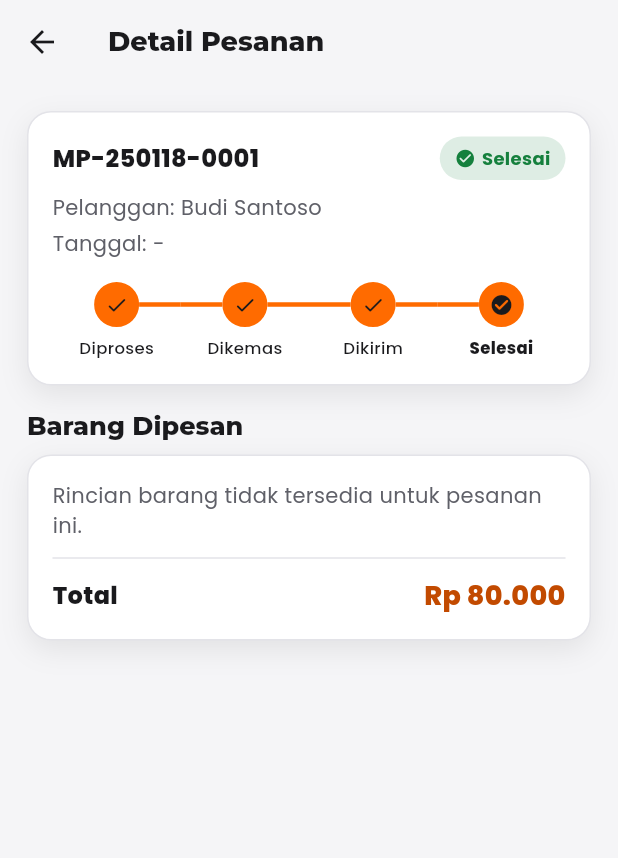
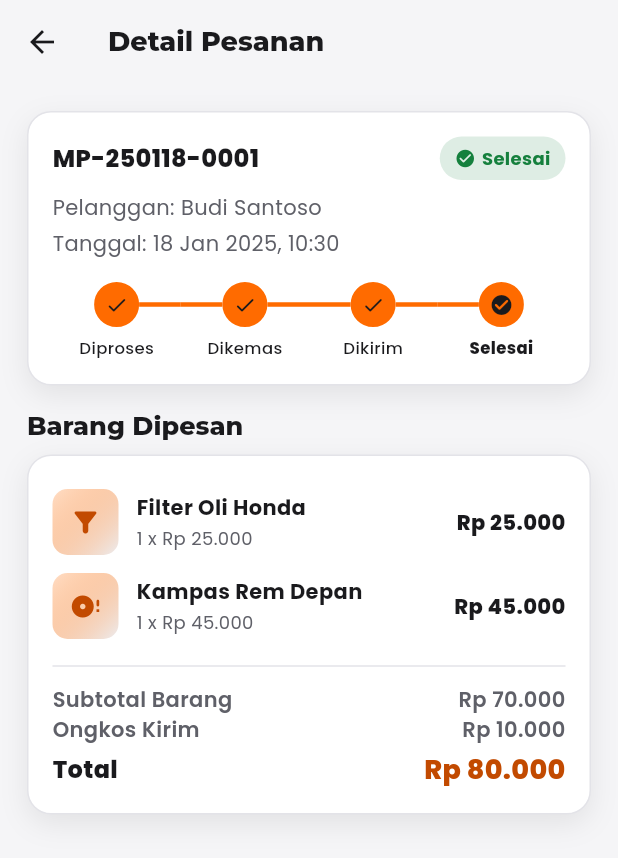
Before and after one commit to fikrinovriadi05/MotoParts, a Flutter app: the OrderDetailPage screen opened directly with sample values from the repository, on a phone screen of 412 x 824 dp. Shown: the top 858 px of the screen. Run offline on Flutter 3.47's test engine with Material 3 defaults, Android fonts, the phone set to English and light mode, and no system bars; our stand-ins replace google_fonts, image_picker, shared_preferences; accounts and stored records are empty.

Commit message:
Data contoh lengkap: 12 produk (Oli, Ban, Body terisi) dan pesanan contoh dengan rincian dan tanggal; perbarui tes dan panduan
Co-Authored-By: Claude Sonnet 5.5 <noreply@anthropic.com>

```diff
--- a/lib/models/product.dart
+++ b/lib/models/product.dart
@@ -11,6 +11,8 @@ class Product {
     'lightbulb': Icons.lightbulb_rounded,
     'settings': Icons.settings_rounded,
     'build': Icons.build_rounded,
+    'tire_repair': Icons.tire_repair_rounded,
+    'two_wheeler': Icons.two_wheeler_rounded,
   };
 
   final int id;
--- a/lib/store/store.dart
+++ b/lib/store/store.dart
@@ -157,7 +157,7 @@ class Store extends ChangeNotifier {
     Product(
       id: 4,
       name: 'Oli Mesin 10W-40',
-      category: 'Mesin',
+      category: 'Oli',
       type: 'Berbagai tipe',
       price: 85000,
       stock: 30,
@@ -186,6 +186,67 @@ class Store extends ChangeNotifier {
       icon: Icons.settings_rounded,
       description:
           'Gear set berkualitas untuk transmisi lebih halus dan tahan lama.',
+    ),
+    Product(
+      id: 7,
+      name: 'Oli Gardan 120 ml',
+      category: 'Oli',
+      type: 'Honda Matic',
+      price: 18000,
+      stock: 60,
+      icon: Icons.oil_barrel_rounded,
+      description: 'Oli gardan untuk melindungi gigi transmisi motor matic dan menjaga tarikan tetap halus.',
+    ),
+    Product(
+      id: 8,
+      name: 'Oli Mesin Matic 0,8 L',
+      category: 'Oli',
+      type: 'Honda Beat, Honda Vario, Yamaha Mio',
+      price: 52000,
+      stock: 45,
+      icon: Icons.oil_barrel_rounded,
+      description: 'Oli mesin khusus motor matic, menjaga mesin tetap dingin dan bersih.',
+    ),
+    Product(
+      id: 9,
+      name: 'Ban Luar 80/90-14',
+      category: 'Ban',
+      type: 'Honda Beat, Honda Vario',
+      price: 175000,
+      stock: 12,
+      icon: Icons.tire_repair_rounded,
+      description: 'Ban luar tubeless dengan cengkeraman baik di jalan kering maupun basah.',
+    ),
+    Product(
+      id: 10,
+      name: 'Ban Dalam 80/90-14',
+      category: 'Ban',
+      type: 'Honda Beat, Honda Vario',
+      price: 38000,
+      stock: 4,
+      icon: Icons.tire_repair_rounded,
+      description: 'Ban dalam karet tebal, tahan bocor dan mudah dipasang.',
+    ),
+    Product(
+      id: 11,
+      name: 'Spion Standar',
+      category: 'Body',
+      type: 'Universal',
+      price: 48000,
+      stock: 22,
+      icon: Icons.two_wheeler_rounded,
+      description: 'Spion standar dengan kaca cembung yang jernih dan sudut pandang luas.',
+    ),
+    Product(
+      id: 12,
+      name: 'Handgrip Karet',
+      category: 'Body',
+      type: 'Universal',
+      price: 28000,
+      stock: 35,
+      icon: Icons.two_wheeler_rounded,
+      description:
+          'Handgrip karet empuk dan tidak licin, nyaman untuk perjalanan jauh.',
     ),
   ];
 
@@ -218,17 +279,28 @@ class Store extends ChangeNotifier {
       orders.where((o) => o.accountId == currentAccountId).toList();
 
   final List<OrderItem> orders = [
+    // Pesanan contoh: total = barang + ongkir Rp 10.000, harga sesuai produk.
     OrderItem(
       code: 'MP-250118-0001',
       customer: 'Budi Santoso',
       total: 80000,
       status: 'Selesai',
+      createdAt: DateTime(2025, 1, 18, 10, 30),
+      lines: const [
+        OrderLine(productId: 2, name: 'Filter Oli Honda', qty: 1, price: 25000),
+        OrderLine(productId: 1, name: 'Kampas Rem Depan', qty: 1, price: 45000),
+      ],
     ),
     OrderItem(
       code: 'MP-250118-0002',
       customer: 'Andi Pratama',
       total: 125000,
       status: 'Dikirim',
+      createdAt: DateTime(2025, 1, 18, 14, 15),
+      lines: const [
+        OrderLine(productId: 2, name: 'Filter Oli Honda', qty: 1, price: 25000),
+        OrderLine(productId: 1, name: 'Kampas Rem Depan', qty: 2, price: 45000),
+      ],
     ),
   ];
 
```
Also changed, not shown: 11 other files.
